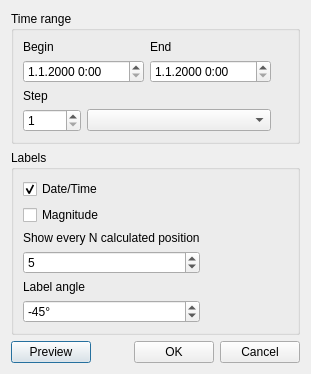
This is cobjtracking.ui in PavelMr/skytechx as Qt 5 draws it before an edit. The edited form follows.
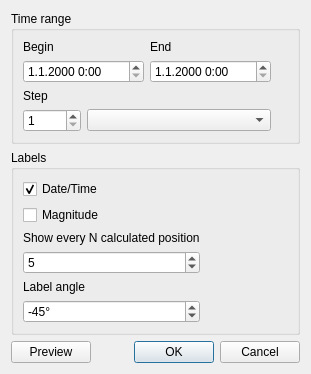
This is the edited form.

```diff
--- a/cobjtracking.ui
+++ b/cobjtracking.ui
@@ -254,6 +254,9 @@
          <property name="text">
           <string>OK</string>
          </property>
+         <property name="default">
+          <bool>true</bool>
+         </property>
         </widget>
        </item>
        <item>
```
